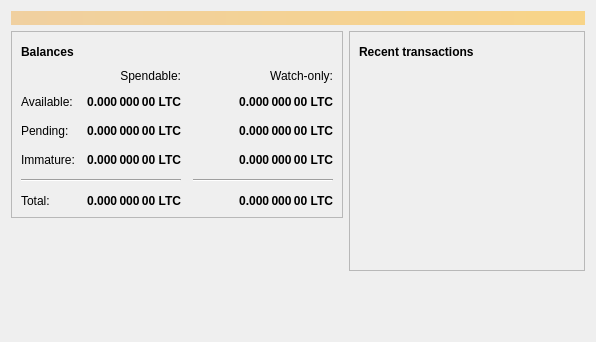
minblock/majesteescoin, file src/qt/forms/overviewpage.ui: the form before one commit.
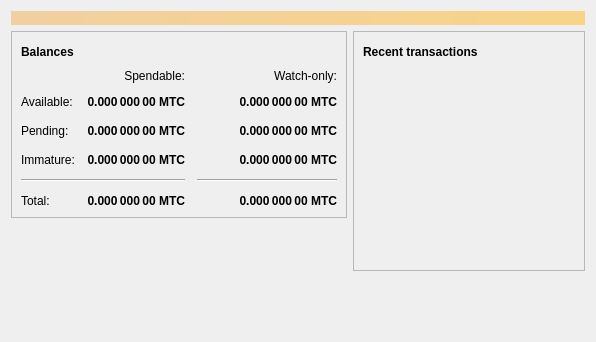
The form after the commit. Icons and pictures are not drawn.

What changed in the file:
```diff
--- a/src/qt/forms/overviewpage.ui
+++ b/src/qt/forms/overviewpage.ui
@@ -129,7 +129,7 @@
                <string>Unconfirmed transactions to watch-only addresses</string>
               </property>
               <property name="text">
-               <string notr="true">0.000 000 00 LTC</string>
+               <string notr="true">0.000 000 00 MTC</string>
               </property>
               <property name="alignment">
                <set>Qt::AlignRight|Qt::AlignTrailing|Qt::AlignVCenter</set>
@@ -154,7 +154,7 @@
                <string>Total of transactions that have yet to be confirmed, and do not yet count toward the spendable balance</string>
               </property>
               <property name="text">
-               <string notr="true">0.000 000 00 LTC</string>
+               <string notr="true">0.000 000 00 MTC</string>
               </property>
               <property name="alignment">
                <set>Qt::AlignRight|Qt::AlignTrailing|Qt::AlignVCenter</set>
@@ -179,7 +179,7 @@
                <string>Mined balance in watch-only addresses that has not yet matured</string>
               </property>
               <property name="text">
-               <string notr="true">0.000 000 00 LTC</string>
+               <string notr="true">0.000 000 00 MTC</string>
               </property>
               <property name="alignment">
                <set>Qt::AlignRight|Qt::AlignTrailing|Qt::AlignVCenter</set>
@@ -237,7 +237,7 @@
                <string>Mined balance that has not yet matured</string>
               </property>
               <property name="text">
-               <string notr="true">0.000 000 00 LTC</string>
+               <string notr="true">0.000 000 00 MTC</string>
               </property>
               <property name="alignment">
                <set>Qt::AlignRight|Qt::AlignTrailing|Qt::AlignVCenter</set>
@@ -282,7 +282,7 @@
                <string>Your current total balance</string>
               </property>
               <property name="text">
-               <string notr="true">0.000 000 00 LTC</string>
+               <string notr="true">0.000 000 00 MTC</string>
               </property>
               <property name="alignment">
                <set>Qt::AlignRight|Qt::AlignTrailing|Qt::AlignVCenter</set>
@@ -307,7 +307,7 @@
                <string>Current total balance in watch-only addresses</string>
               </property>
               <property name="text">
-               <string notr="true">0.000 000 00 LTC</string>
+               <string notr="true">0.000 000 00 MTC</string>
               </property>
               <property name="alignment">
                <set>Qt::AlignRight|Qt::AlignTrailing|Qt::AlignVCenter</set>
@@ -349,7 +349,7 @@
                <string>Your current spendable balance</string>
               </property>
               <property name="text">
-               <string notr="true">0.000 000 00 LTC</string>
+               <string notr="true">0.000 000 00 MTC</string>
               </property>
               <property name="alignment">
                <set>Qt::AlignRight|Qt::AlignTrailing|Qt::AlignVCenter</set>
@@ -374,7 +374,7 @@
                <string>Your current balance in watch-only addresses</string>
               </property>
               <property name="text">
-               <string notr="true">0.000 000 00 LTC</string>
+               <string notr="true">0.000 000 00 MTC</string>
               </property>
               <property name="alignment">
                <set>Qt::AlignRight|Qt::AlignTrailing|Qt::AlignVCenter</set>
```
